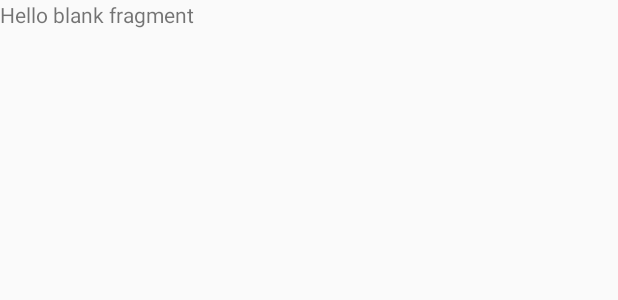
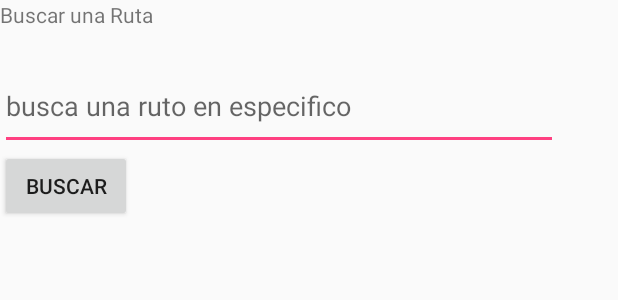
Before and after one commit to Julioolivares12/RutasUtecV6, an Android app: the layout fragment_buscar_fragment.xml on its own in the app's theme, with its tools: preview values and no code run, on a phone screen of 412 x 824 dp. Shown: the top 300 px of the screen. Run offline under Robolectric (Android 15) with nearby library versions, the phone set to English and light mode, and no system bars.

Commit message:
agregada la interfaz de usuario para la parte de buscar

```diff
--- a/app/src/main/java/com/proyecto/julio/rutasutecv6/Inicio_fragment.java
+++ b/app/src/main/java/com/proyecto/julio/rutasutecv6/Inicio_fragment.java
@@ -37,7 +37,7 @@ public class Inicio_fragment extends Fragment {
         // con este arreglo rutas se llena la lista
          String[] rutas ={"Ruta 7","Ruta 11","Ruta 29","Ruta 3","Ruta","Ruta 101"};
         //creo el adaptador para la lista
-        ArrayAdapter<String> adaptador = new ArrayAdapter<String>(getActivity(),android.R.layout.simple_list_item_1,rutas);
+        ArrayAdapter<String> adaptador = new ArrayAdapter<>(getActivity(),android.R.layout.simple_list_item_1,rutas);
 
         listView=(ListView)view.findViewById(R.id.list_item);
 
--- a/app/src/main/java/com/proyecto/julio/rutasutecv6/MainActivity.java
+++ b/app/src/main/java/com/proyecto/julio/rutasutecv6/MainActivity.java
@@ -95,6 +95,8 @@ public class MainActivity extends AppCompatActivity
             FragmentTransaction=true;
 
         } else if (id == R.id.nav_buscar) {
+            fragment = new  buscar_fragment();
+            FragmentTransaction=true;
 
         } else if (id == R.id.nav_manage) {
 
--- a/app/src/main/res/layout/fragment_buscar_fragment.xml
+++ b/app/src/main/res/layout/fragment_buscar_fragment.xml
@@ -5,9 +5,32 @@
     tools:context="com.proyecto.julio.rutasutecv6.buscar_fragment">
 
     <!-- TODO: Update blank fragment layout -->
-    <TextView
-        android:layout_width="match_parent"
-        android:layout_height="match_parent"
-        android:text="@string/hello_blank_fragment" />
+   <LinearLayout
+       android:layout_width="match_parent"
+       android:layout_height="match_parent"
+       android:orientation="vertical"
+       android:weightSum="1">
+
+       <TextView
+           android:layout_width="match_parent"
+           android:layout_height="41dp"
+           android:id="@+id/tvBuscar"
+           android:width="100dp"
+           android:height="100dp"
+           android:text="Buscar una Ruta"/>
+
+       <EditText
+           android:id="@+id/txtBuscar"
+           android:layout_width="372dp"
+           android:layout_height="wrap_content"
+           android:hint="busca una ruto en especifico"
+           android:layout_weight="0.02" />
+       <Button
+           android:layout_width="wrap_content"
+           android:layout_height="wrap_content"
+           android:id="@+id/btnBuscar"
+           android:text="Buscar"
+          />
+   </LinearLayout>
 
 </FrameLayout>
```
Also changed, not shown: app/src/main/java/com/proyecto/julio/rutasutecv6/buscar_fragment.java (+19 -1 lines).
